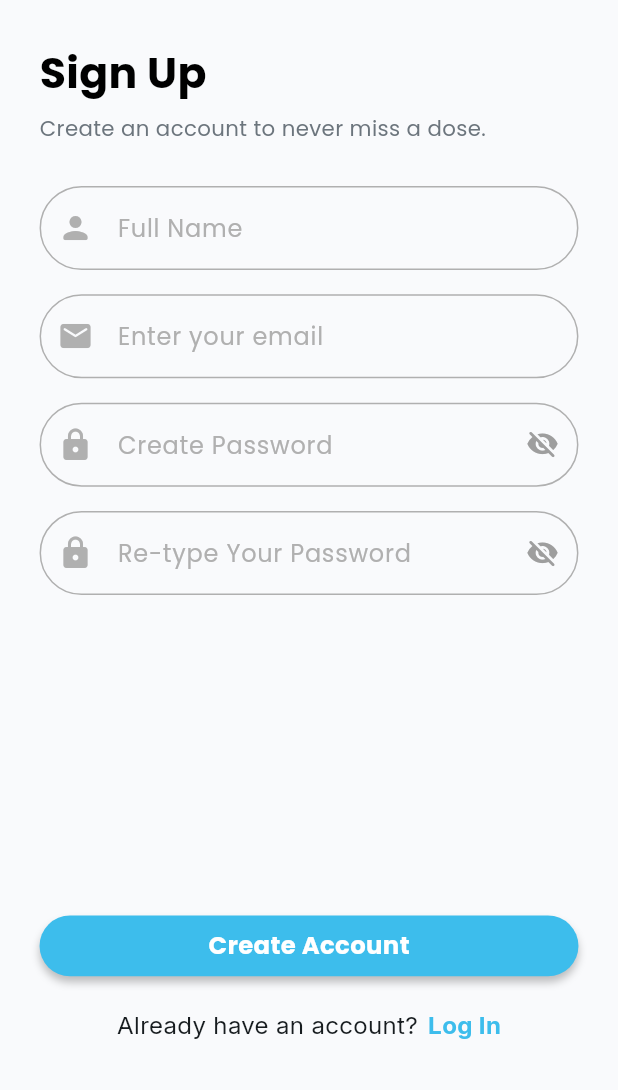
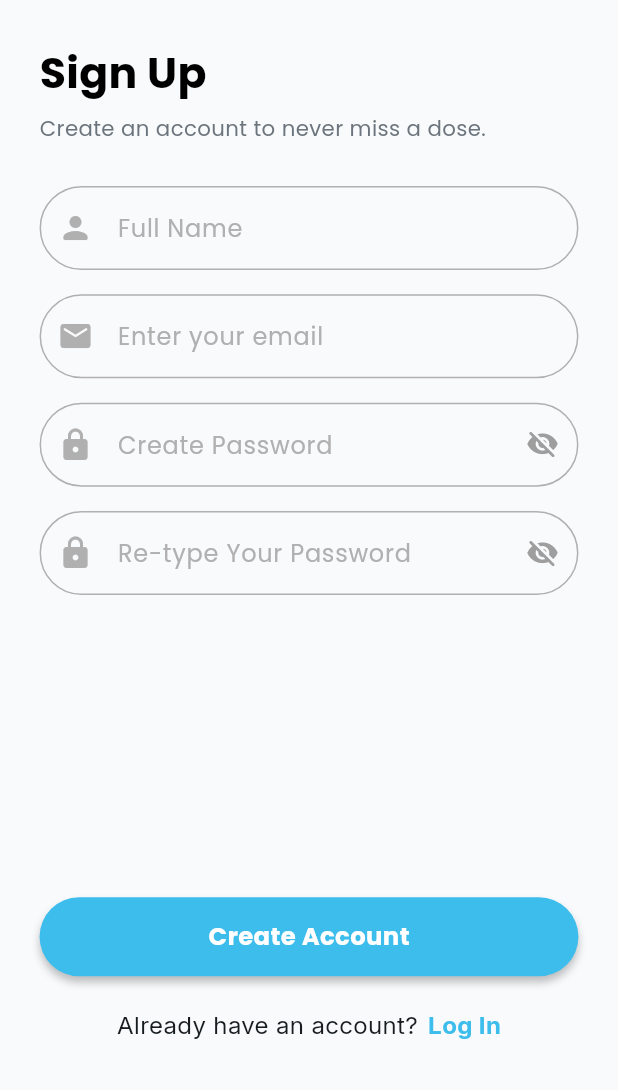
Before and after one commit to shizuiixui/Nudge-RX, a Flutter app: the SignUpPage screen opened by its route, on a phone screen of 412 x 824 dp, the part 146-1236 px from its top. Run offline on Flutter 3.47's test engine with Material 3 defaults, Android fonts, the phone set to English and light mode, and no system bars; our stand-ins replace camera, flutter_dotenv, flutter_local_notifications, flutter_riverpod, flutter_screenutil, image_picker and 3 more; accounts and stored records are empty.

Commit message:
refactor: update sign up button's height

```diff
--- a/lib/features/auth/presentation/sign_up_page.dart
+++ b/lib/features/auth/presentation/sign_up_page.dart
@@ -223,7 +223,7 @@ class _SignUpPageState extends ConsumerState<SignUpPage> {
 
                       SizedBox(
                         width: double.infinity,
-                        height: 40.h,
+                        height: 52.h,
                         child: PrimaryButton(
                           isLoading: authState.isLoading,
                           text: authState.isLoading
```
